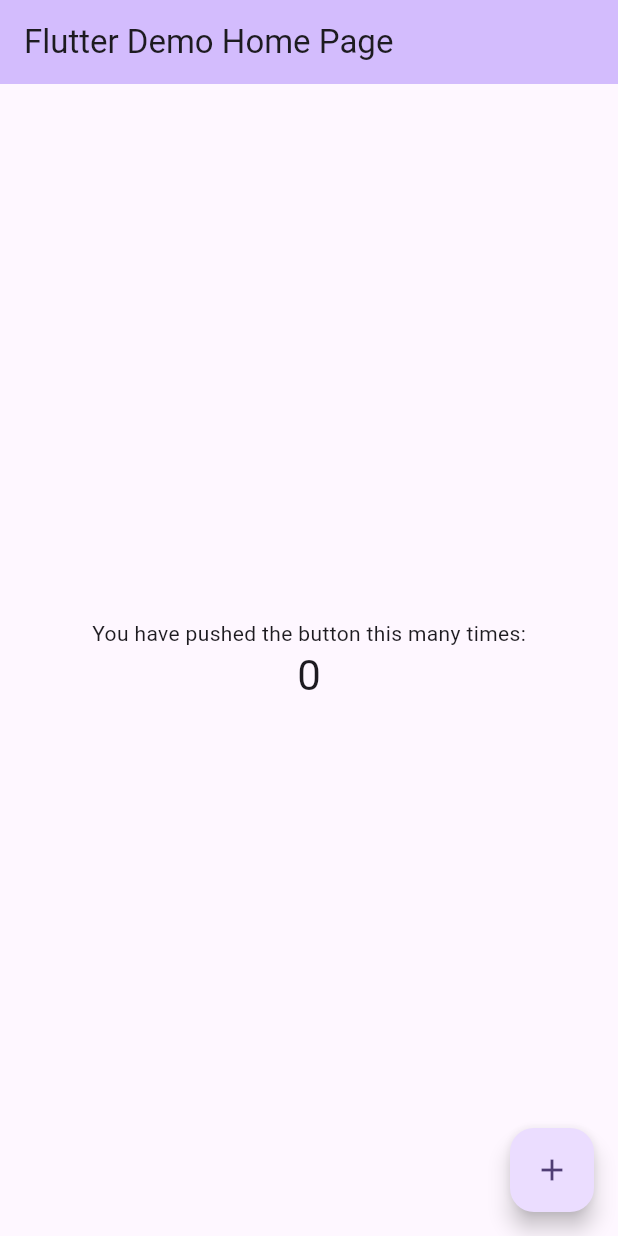
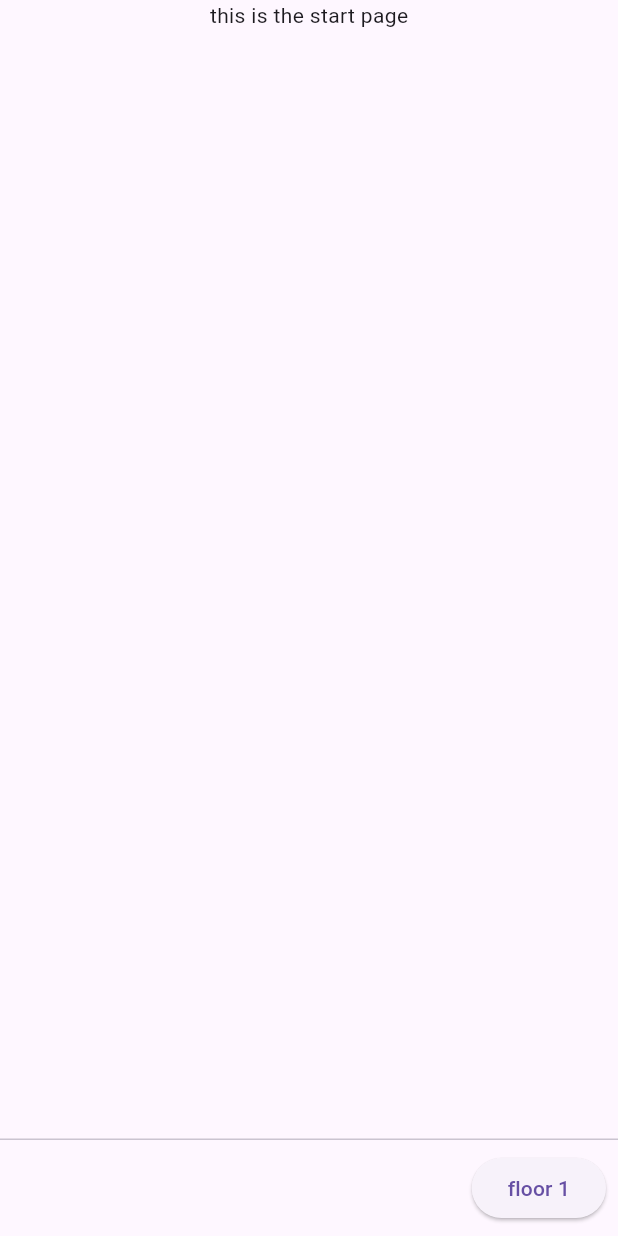
Before and after one commit to dor8d0/Branded-PFT-Scavenger-Hunt, a Flutter app: the screen it shows after launch, on a phone screen of 412 x 824 dp. Run offline on Flutter 3.47's test engine with Material 3 defaults, Android fonts, the phone set to English and light mode, and no system bars.

Commit message:
Adds a navigation bar to go questions for different floors

```diff
--- a/branded_pft_scavenger_hunt/lib/main.dart
+++ b/branded_pft_scavenger_hunt/lib/main.dart
@@ -1,125 +1,25 @@
 import 'package:flutter/material.dart';
 
 void main() {
-  runApp(const MyApp());
+  runApp(const MaterialApp(home: StartPage(),));
 }
 
-class MyApp extends StatelessWidget {
-  const MyApp({super.key});
+class StartPage extends StatelessWidget {
+  const StartPage({super.key});
 
   // This widget is the root of your application.
   @override
   Widget build(BuildContext context) {
-    return MaterialApp(
-      title: 'Flutter Demo',
-      theme: ThemeData(
-        // This is the theme of your application.
-        //
-        // TRY THIS: Try running your application with "flutter run". You'll see
-        // the application has a purple toolbar. Then, without quitting the app,
-        // try changing the seedColor in the colorScheme below to Colors.green
-        // and then invoke "hot reload" (save your changes or press the "hot
-        // reload" button in a Flutter-supported IDE, or press "r" if you used
-        // the command line to start the app).
-        //
-        // Notice that the counter didn't reset back to zero; the application
-        // state is not lost during the reload. To reset the state, use hot
-        // restart instead.
-        //
-        // This works for code too, not just values: Most code changes can be
-        // tested with just a hot reload.
-        colorScheme: ColorScheme.fromSeed(seedColor: Colors.deepPurple),
-        useMaterial3: true,
+
+    return Scaffold(
+      body: Center(
+        child: Column(
+          children: [Text("this is the start page")],
+        ),
       ),
-      home: const MyHomePage(title: 'Flutter Demo Home Page'),
+      persistentFooterButtons: [
+        ElevatedButton(onPressed: (){}, child: Text("floor 1"))
+      ],
     );
   }
 }
-
-class MyHomePage extends StatefulWidget {
-  const MyHomePage({super.key, required this.title});
-
-  // This widget is the home page of your application. It is stateful, meaning
-  // that it has a State object (defined below) that contains fields that affect
-  // how it looks.
-
-  // This class is the configuration for the state. It holds the values (in this
-  // case the title) provided by the parent (in this case the App widget) and
-  // used by the build method of the State. Fields in a Widget subclass are
-  // always marked "final".
-
-  final String title;
-
-  @override
-  State<MyHomePage> createState() => _MyHomePageState();
-}
-
-class _MyHomePageState extends State<MyHomePage> {
-  int _counter = 0;
-
-  void _incrementCounter() {
-    setState(() {
-      // This call to setState tells the Flutter framework that something has
-      // changed in this State, which causes it to rerun the build method below
-      // so that the display can reflect the updated values. If we changed
-      // _counter without calling setState(), then the build method would not be
-      // called again, and so nothing would appear to happen.
-      _counter++;
-    });
-  }
-
-  @override
-  Widget build(BuildContext context) {
-    // This method is rerun every time setState is called, for instance as done
-    // by the _incrementCounter method above.
-    //
-    // The Flutter framework has been optimized to make rerunning build methods
-    // fast, so that you can just rebuild anything that needs updating rather
-    // than having to individually change instances of widgets.
-    return Scaffold(
-      appBar: AppBar(
-        // TRY THIS: Try changing the color here to a specific color (to
-        // Colors.amber, perhaps?) and trigger a hot reload to see the AppBar
-        // change color while the other colors stay the same.
-        backgroundColor: Theme.of(context).colorScheme.inversePrimary,
-        // Here we take the value from the MyHomePage object that was created by
-        // the App.build method, and use it to set our appbar title.
-        title: Text(widget.title),
-      ),
-      body: Center(
-        // Center is a layout widget. It takes a single child and positions it
-        // in the middle of the parent.
-        child: Column(
-          // Column is also a layout widget. It takes a list of children and
-          // arranges them vertically. By default, it sizes itself to fit its
-          // children horizontally, and tries to be as tall as its parent.
-          //
-          // Column has various properties to control how it sizes itself and
-          // how it positions its children. Here we use mainAxisAlignment to
-          // center the children vertically; the main axis here is the vertical
-          // axis because Columns are vertical (the cross axis would be
-          // horizontal).
-          //
-          // TRY THIS: Invoke "debug painting" (choose the "Toggle Debug Paint"
-          // action in the IDE, or press "p" in the console), to see the
-          // wireframe for each widget.
-          mainAxisAlignment: MainAxisAlignment.center,
-          children: <Widget>[
-            const Text(
-              'You have pushed the button this many times:',
-            ),
-            Text(
-              '$_counter',
-              style: Theme.of(context).textTheme.headlineMedium,
-            ),
-          ],
-        ),
-      ),
-      floatingActionButton: FloatingActionButton(
-        onPressed: _incrementCounter,
-        tooltip: 'Increment',
-        child: const Icon(Icons.add),
-      ), // This trailing comma makes auto-formatting nicer for build methods.
-    );
-  }
-}
```
